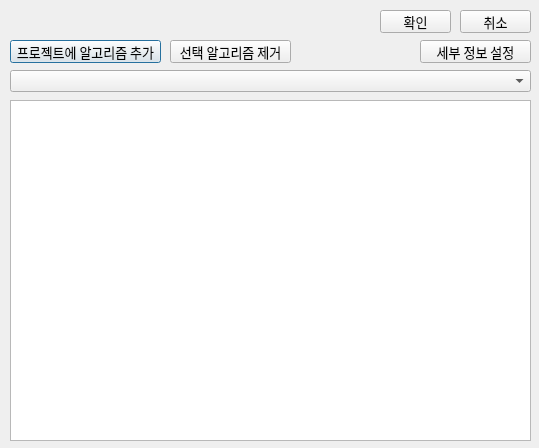
Above: add_algorithms_in_project.ui from Meronanana/BotTrade before the change. Below: the same form after it.
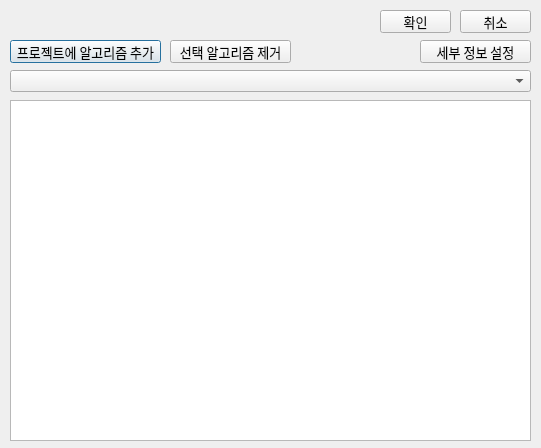
That is the form after the change.

The edit to the form file:
```diff
--- a/add_algorithms_in_project.ui
+++ b/add_algorithms_in_project.ui
@@ -6,7 +6,7 @@
    <rect>
     <x>0</x>
     <y>0</y>
-    <width>539</width>
+    <width>541</width>
     <height>448</height>
    </rect>
   </property>
```
